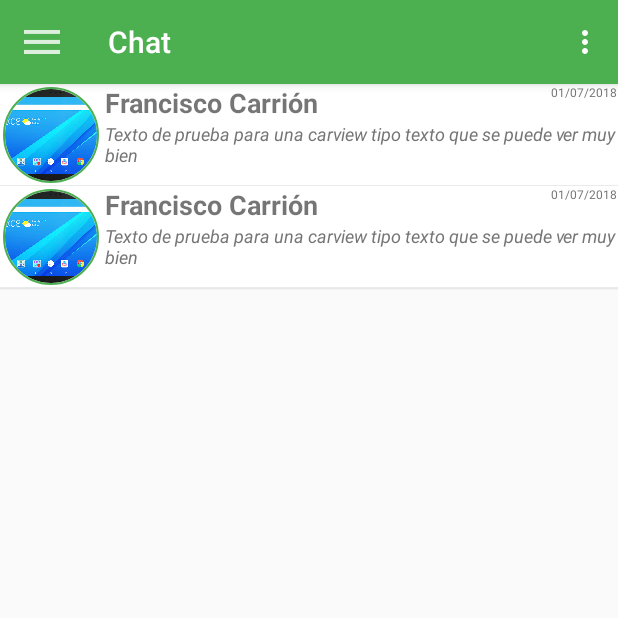
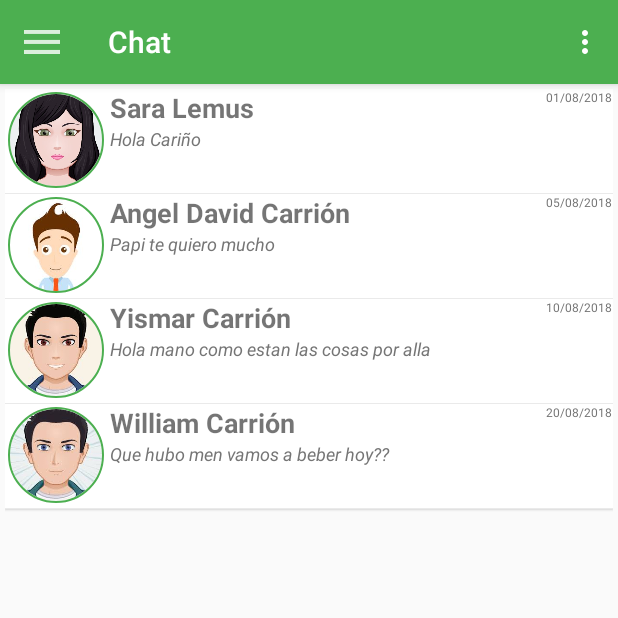
Before and after one commit to strikersfran/MyFamily, an Android app: the screen it shows after launch (MainActivity), in the side drawer, after a tap on "Chat", on a phone screen of 412 x 824 dp, the top half of it. Run offline under Robolectric (Android 15) with nearby library versions, the phone set to English and light mode, and no system bars; our stand-ins replace CircleImageView, Picasso; pictures from the network do not load.

Commit message:
Omplementando el viewholder de chats

```diff
--- a/app/src/main/java/ve/com/strikersfran/myfamily/ChatFragment.java
+++ /dev/null
@@ -1,65 +0,0 @@
-package ve.com.strikersfran.myfamily;
-
-
-import android.os.Bundle;
-import android.support.v4.app.Fragment;
-import android.view.LayoutInflater;
-import android.view.View;
-import android.view.ViewGroup;
-
-
-/**
- * A simple {@link Fragment} subclass.
- * Use the {@link ChatFragment#newInstance} factory method to
- * create an instance of this fragment.
- */
-public class ChatFragment extends Fragment {
-    // TODO: Rename parameter arguments, choose names that match
-    // the fragment initialization parameters, e.g. ARG_ITEM_NUMBER
-    private static final String ARG_PARAM1 = "param1";
-    private static final String ARG_PARAM2 = "param2";
-
-    // TODO: Rename and change types of parameters
-    private String mParam1;
-    private String mParam2;
-
-
-    public ChatFragment() {
-        // Required empty public constructor
-    }
-
-    /**
-     * Use this factory method to create a new instance of
-     * this fragment using the provided parameters.
-     *
-     * @param param1 Parameter 1.
-     * @param param2 Parameter 2.
-     * @return A new instance of fragment ChatFragment.
-     */
-    // TODO: Rename and change types and number of parameters
-    public static ChatFragment newInstance(String param1, String param2) {
-        ChatFragment fragment = new ChatFragment();
-        Bundle args = new Bundle();
-        args.putString(ARG_PARAM1, param1);
-        args.putString(ARG_PARAM2, param2);
-        fragment.setArguments(args);
-        return fragment;
-    }
-
-    @Override
-    public void onCreate(Bundle savedInstanceState) {
-        super.onCreate(savedInstanceState);
-        if (getArguments() != null) {
-            mParam1 = getArguments().getString(ARG_PARAM1);
-            mParam2 = getArguments().getString(ARG_PARAM2);
-        }
-    }
-
-    @Override
-    public View onCreateView(LayoutInflater inflater, ViewGroup container,
-                             Bundle savedInstanceState) {
-        // Inflate the layout for this fragment
-        return inflater.inflate(R.layout.fragment_chat, container, false);
-    }
-
-}
--- /dev/null
+++ b/app/src/main/java/ve/com/strikersfran/myfamily/Chats.java
@@ -0,0 +1,36 @@
+package ve.com.strikersfran.myfamily;
+
+/**
+ * Created by Francisco Carrion on 24/08/2018.
+ */
+
+public class Chats {
+
+    private String imagenUser;
+    private String nombreUser;
+    private String fecha;
+    private String ultimoMensaje;
+
+    public Chats(String imagenUser, String nombreUser, String fecha, String ultimoMensaje) {
+        this.imagenUser = imagenUser;
+        this.nombreUser = nombreUser;
+        this.fecha = fecha;
+        this.ultimoMensaje = ultimoMensaje;
+    }
+
+    public String getImagenUser() {
+        return imagenUser;
+    }
+
+    public String getNombreUser() {
+        return nombreUser;
+    }
+
+    public String getFecha() {
+        return fecha;
+    }
+
+    public String getUltimoMensaje() {
+        return ultimoMensaje;
+    }
+}
--- /dev/null
+++ b/app/src/main/java/ve/com/strikersfran/myfamily/ChatsAdapter.java
@@ -0,0 +1,70 @@
+package ve.com.strikersfran.myfamily;
+
+import android.content.Context;
+import android.support.annotation.NonNull;
+import android.support.v7.widget.RecyclerView;
+import android.view.LayoutInflater;
+import android.view.View;
+import android.view.ViewGroup;
+import android.widget.TextView;
+
+import com.squareup.picasso.Picasso;
+
+import java.util.List;
+
+import de.hdodenhof.circleimageview.CircleImageView;
+
+/**
+ * Created by Francisco Carrion on 24/08/2018.
+ */
+
+public class ChatsAdapter extends RecyclerView.Adapter<ChatsAdapter.ChatsViewHolder>{
+
+    private List<Chats> items;
+    private Context context;
+
+    public ChatsAdapter(List<Chats> items) {
+        this.items = items;
+    }
+
+    @NonNull
+    @Override
+    public ChatsViewHolder onCreateViewHolder(@NonNull ViewGroup parent, int viewType) {
+        context = parent.getContext();
+        View v = LayoutInflater.from(parent.getContext())
+                .inflate(R.layout.list_chat,parent,false);
+
+        return new ChatsViewHolder(v);
+    }
+
+    @Override
+    public void onBindViewHolder(@NonNull ChatsViewHolder holder, int position) {
+
+        Picasso.with(context).load(items.get(position).getImagenUser()).into(holder.imagenUser);
+        holder.nombreUser.setText(items.get(position).getNombreUser());
+        holder.fecha.setText(items.get(position).getFecha());
+        holder.mensaje.setText(items.get(position).getUltimoMensaje());
+    }
+
+    @Override
+    public int getItemCount() {
+        return items.size();
+    }
+
+    public static class ChatsViewHolder extends RecyclerView.ViewHolder{
+
+        public CircleImageView imagenUser;
+        public TextView nombreUser;
+        public TextView fecha;
+        public TextView mensaje;
+
+        public ChatsViewHolder(View itemView) {
+            super(itemView);
+
+            imagenUser = (CircleImageView) itemView.findViewById(R.id.lc_imagen_user);
+            nombreUser = (TextView) itemView.findViewById(R.id.lc_nombre_user);
+            fecha = (TextView) itemView.findViewById(R.id.lc_fecha);
+            mensaje = (TextView) itemView.findViewById(R.id.lc_mensaje);
+        }
+    }
+}
--- /dev/null
+++ b/app/src/main/java/ve/com/strikersfran/myfamily/ChatsFragment.java
@@ -0,0 +1,58 @@
+package ve.com.strikersfran.myfamily;
+
+
+import android.os.Bundle;
+import android.support.v4.app.Fragment;
+import android.support.v7.widget.GridLayoutManager;
+import android.support.v7.widget.LinearLayoutManager;
+import android.support.v7.widget.RecyclerView;
+import android.view.LayoutInflater;
+import android.view.View;
+import android.view.ViewGroup;
+import android.widget.TextView;
+
+import java.util.ArrayList;
+import java.util.List;
+
+/**
+ * A simple {@link Fragment} subclass.
+ */
+public class ChatsFragment extends Fragment {
+
+    private RecyclerView recycler;
+    private RecyclerView.Adapter adapter;
+    private RecyclerView.LayoutManager lManager;
+
+    public ChatsFragment() {
+        // Required empty public constructor
+    }
+
+
+    @Override
+    public View onCreateView(LayoutInflater inflater, ViewGroup container,
+                             Bundle savedInstanceState) {
+        View myFragmentView = inflater.inflate(R.layout.fragment_chat, container, false);
+
+        List items = new ArrayList();
+
+        items.add(new Chats("file:///android_asset/avatar1.jpg","Sara Lemus","01/08/2018","Hola Cariño"));
+        items.add(new Chats("file:///android_asset/avatar2.jpg","Angel David Carrión","05/08/2018","Papi te quiero mucho"));
+        items.add(new Chats("file:///android_asset/avatar3.jpg","Yismar Carrión","10/08/2018","Hola mano como estan las cosas por alla"));
+        items.add(new Chats("file:///android_asset/avatar4.jpg","William Carrión","20/08/2018","Que hubo men vamos a beber hoy??"));
+
+        // Obtener el Recycler
+        recycler = (RecyclerView) myFragmentView.findViewById(R.id.rv_chats);
+        recycler.setHasFixedSize(true);
+
+        // Usar un administrador para LinearLayout
+        lManager = new LinearLayoutManager(getContext());
+        recycler.setLayoutManager(lManager);
+
+        // Crear un nuevo adaptador
+        adapter = new ChatsAdapter(items);
+        recycler.setAdapter(adapter);
+
+        return myFragmentView;
+    }
+
+}
--- a/app/src/main/java/ve/com/strikersfran/myfamily/MainActivity.java
+++ b/app/src/main/java/ve/com/strikersfran/myfamily/MainActivity.java
@@ -1,6 +1,7 @@
 package ve.com.strikersfran.myfamily;
 
 import android.os.Bundle;
+import android.support.annotation.NonNull;
 import android.support.design.widget.NavigationView;
 import android.support.v4.app.Fragment;
 import android.support.v4.view.GravityCompat;
@@ -9,11 +10,13 @@ import android.support.v7.app.AppCompatActivity;
 import android.support.v7.widget.Toolbar;
 import android.view.Menu;
 import android.view.MenuItem;
+import android.view.View;
 
 
 public class MainActivity extends AppCompatActivity {
 
     private DrawerLayout mDrawerLayout;
+    private Fragment mFragment = null;
     private NavigationView mNavView;
 
     @Override
@@ -35,39 +38,57 @@ public class MainActivity extends AppCompatActivity {
                     @Override
                     public boolean onNavigationItemSelected(MenuItem menuItem) {
 
-                        boolean fragmentTransaction = false;
-                        Fragment fragment = null;
 
                         switch (menuItem.getItemId()) {
                             case R.id.menu_opcion_noticias:
-                                fragment = new NoticiasFragment();
-                                fragmentTransaction = true;
+                                mFragment = new NoticiasFragment();
+                                //fragmentTransaction = true;
                                 break;
                             case R.id.menu_opcion_chat:
-                                fragment = new ChatFragment();
-                                fragmentTransaction = true;
+                                mFragment = new ChatsFragment();
+                                //fragmentTransaction = true;
                                 break;
                             case R.id.menu_opcion_mi_familia:
-                                fragment = new MiFamiliaFragment();
-                                fragmentTransaction = true;
+                                mFragment = new MiFamiliaFragment();
+                                //fragmentTransaction = true;
                                 break;
                         }
 
-                        if(fragmentTransaction) {
-                            getSupportFragmentManager().beginTransaction()
-                                    .replace(R.id.content_frame, fragment)
-                                    .commit();
-
-                            menuItem.setChecked(true);
-                            getSupportActionBar().setTitle(menuItem.getTitle());
-                        }
+                        menuItem.setChecked(true);
+                        getSupportActionBar().setTitle(menuItem.getTitle());
 
                         mDrawerLayout.closeDrawers();
-
                         return true;
                     }
                 }
         );
+
+        mDrawerLayout.addDrawerListener(new DrawerLayout.DrawerListener() {
+            @Override
+            public void onDrawerSlide(@NonNull View drawerView, float slideOffset) {
+
+            }
+
+            @Override
+            public void onDrawerOpened(@NonNull View drawerView) {
+
+            }
+
+            @Override
+            public void onDrawerClosed(@NonNull View drawerView) {
+                if(mFragment != null) {
+                    getSupportFragmentManager().beginTransaction()
+                            .replace(R.id.content_frame, mFragment)
+                            .commit();
+                    mFragment = null;
+                }
+            }
+
+            @Override
+            public void onDrawerStateChanged(int newState) {
+
+            }
+        });
     }
 
     @Override
--- a/app/src/main/res/layout/card_test.xml
+++ b/app/src/main/res/layout/card_test.xml
@@ -82,7 +82,7 @@
             android:paddingTop="3dp">
 
             <ImageView
-                android:id="@+id/imageButton"
+                android:id="@+id/imagen_me_gusta"
                 android:layout_width="wrap_content"
                 android:layout_height="wrap_content"
                 android:layout_gravity="center"
@@ -90,7 +90,7 @@
                 card_view:srcCompat="@drawable/ic_chat" />
 
             <ImageView
-                android:id="@+id/imageButton2"
+                android:id="@+id/imagen_comentarios"
                 android:layout_width="wrap_content"
                 android:layout_height="wrap_content"
                 android:layout_gravity="center"
--- a/app/src/main/res/layout/fragment_chat.xml
+++ b/app/src/main/res/layout/fragment_chat.xml
@@ -3,24 +3,15 @@
     xmlns:tools="http://schemas.android.com/tools"
     android:layout_width="match_parent"
     android:layout_height="match_parent"
-    tools:context=".ChatFragment">
+    tools:context=".ChatsFragment">
 
     <!-- TODO: Update blank fragment layout -->
 
-    <LinearLayout
+
+    <android.support.v7.widget.RecyclerView
+        android:id="@+id/rv_chats"
         android:layout_width="match_parent"
         android:layout_height="match_parent"
-        android:orientation="vertical">
-
-        <include
-            layout="@layout/list_chat"
-            android:layout_width="match_parent"
-            android:layout_height="wrap_content" />
-
-        <include
-            layout="@layout/list_chat"
-            android:layout_width="match_parent"
-            android:layout_height="wrap_content" />
-    </LinearLayout>
-
+        android:padding="3dp"
+        android:scrollbars="vertical"/>
 </FrameLayout>
--- a/app/src/main/res/layout/list_chat.xml
+++ b/app/src/main/res/layout/list_chat.xml
@@ -6,7 +6,7 @@
     android:elevation="1dp">
 
     <de.hdodenhof.circleimageview.CircleImageView xmlns:app="http://schemas.android.com/apk/res-auto"
-        android:id="@+id/profile_image"
+        android:id="@+id/lc_imagen_user"
         android:layout_width="68dp"
         android:layout_height="68dp"
         android:padding="2dp"
@@ -25,7 +25,7 @@
             android:orientation="horizontal">
 
             <TextView
-                android:id="@+id/textView3"
+                android:id="@+id/lc_nombre_user"
                 android:layout_width="match_parent"
                 android:layout_height="wrap_content"
                 android:layout_weight="1"
@@ -36,7 +36,7 @@
                 android:textStyle="bold" />
 
             <TextView
-                android:id="@+id/textView8"
+                android:id="@+id/lc_fecha"
                 android:layout_width="90dp"
                 android:layout_height="wrap_content"
                 android:layout_gravity="start"
@@ -48,7 +48,7 @@
         </LinearLayout>
 
         <TextView
-            android:id="@+id/textView4"
+            android:id="@+id/lc_mensaje"
             android:layout_width="match_parent"
             android:layout_height="match_parent"
             android:layout_weight="1"
```
Also changed, not shown: app/src/main/java/ve/com/strikersfran/myfamily/NoticiasAdapter.java (+32 -0 lines), app/src/main/res/layout/card_noticias.xml (+44 -11 lines), app/src/main/res/drawable-hdpi/ic_comentarios.png (added), app/src/main/res/drawable-hdpi/ic_megusta.png (added), app/src/main/res/drawable-mdpi/ic_comentarios.png (added), app/src/main/res/drawable-mdpi/ic_megusta.png (added), app/src/main/res/drawable-xhdpi/ic_comentarios.png (added), app/src/main/res/drawable-xhdpi/ic_megusta.png (added), app/src/main/res/drawable-xxhdpi/ic_comentarios.png (added), app/src/main/res/drawable-xxhdpi/ic_megusta.png (added).
